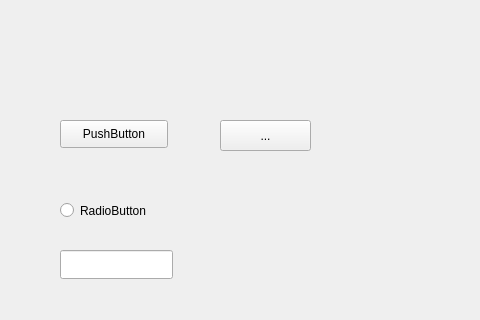
First picture: the form in ConCurrent/WordCounter/mainwindow.ui, repository charon-cheung/Qt-Turtorial, before the edit; both pictures show x 0 to 480 and y 0 to 320 of the 600 by 500 pixel window.
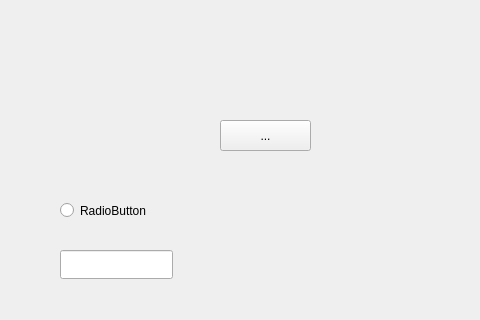
Second picture: the form after the edit. Icons and pictures are not drawn.

What changed in the file:
```diff
--- a/ConCurrent/WordCounter/mainwindow.ui
+++ b/ConCurrent/WordCounter/mainwindow.ui
@@ -53,19 +53,6 @@
      <string>RadioButton</string>
     </property>
    </widget>
-   <widget class="QPushButton" name="btn">
-    <property name="geometry">
-     <rect>
-      <x>60</x>
-      <y>120</y>
-      <width>108</width>
-      <height>28</height>
-     </rect>
-    </property>
-    <property name="text">
-     <string>PushButton</string>
-    </property>
-   </widget>
    <widget class="QLineEdit" name="lineEdit">
     <property name="geometry">
      <rect>
```
